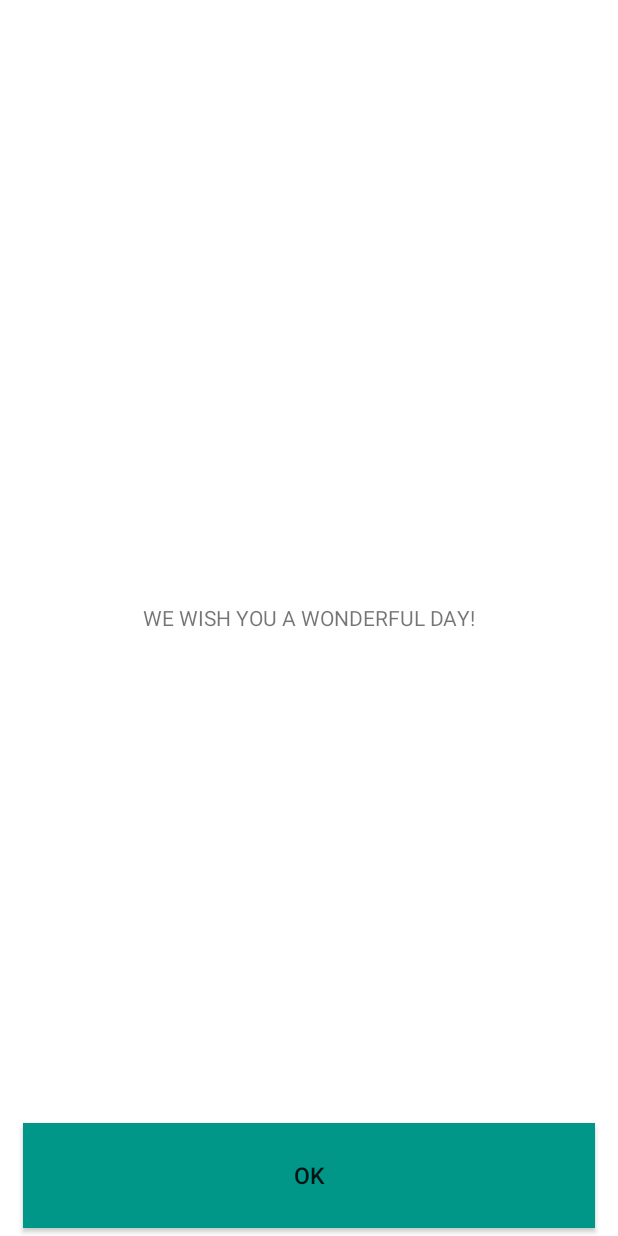
After one commit to adrian-dragos/alarm, an Android app: the layout mission_passed.xml on its own in the app's theme, with its tools: preview values and no code run, on a phone screen of 412 x 824 dp. The commit adds this screen. Run offline under Robolectric (Android 15) with nearby library versions, the phone set to English and light mode, and no system bars.

Commit message:
make qr code flow work

```diff
--- a/Alarm/app/src/main/AndroidManifest.xml
+++ b/Alarm/app/src/main/AndroidManifest.xml
@@ -43,6 +43,8 @@
         </activity>
         <activity android:name=".view.QRActivity">
         </activity>
+        <activity android:name=".view.MissionPassed">
+        </activity>
         <receiver
             android:name=".utils.AlarmReceiver"
             android:enabled="true"
--- a/Alarm/app/src/main/java/com/example/alarm/view/AlarmActivity.kt
+++ b/Alarm/app/src/main/java/com/example/alarm/view/AlarmActivity.kt
@@ -3,7 +3,6 @@ package com.example.alarm.view
 
 import com.example.alarm.utils.AudioPlay
 import android.content.Intent
-import android.media.MediaPlayer
 import android.os.Bundle
 import androidx.appcompat.app.AppCompatActivity
 import com.example.alarm.R
--- a/Alarm/app/src/main/java/com/example/alarm/view/QRActivity.kt
+++ b/Alarm/app/src/main/java/com/example/alarm/view/QRActivity.kt
@@ -1,13 +1,13 @@
 package com.example.alarm.view
 
 import android.annotation.SuppressLint
+import android.content.Intent
 import android.content.pm.PackageManager
 import android.graphics.Color
 import android.os.Bundle
 import android.os.CountDownTimer
 import android.util.Log
 import android.view.SurfaceHolder
-import android.view.View
 import android.view.animation.Animation
 import android.view.animation.AnimationUtils
 import android.widget.Toast
@@ -22,7 +22,6 @@ import com.google.android.gms.vision.Detector
 import com.google.android.gms.vision.Detector.Detections
 import com.google.android.gms.vision.barcode.Barcode
 import com.google.android.gms.vision.barcode.BarcodeDetector
-import kotlinx.android.synthetic.main.add_alarm_view.*
 import kotlinx.android.synthetic.main.qr.*
 import kotlinx.android.synthetic.main.qr.sound_image
 import java.io.IOException
@@ -43,21 +42,8 @@ class QRActivity : AppCompatActivity() {
         val view = binding.root
         setContentView(view)
         setVolumeIcon()
+        setProgressBar()
 
-        progressBar.progressDrawable.setColorFilter(
-            Color.LTGRAY, android.graphics.PorterDuff.Mode.SRC_IN)
-
-        progressBar.progress = 30000
-        object : CountDownTimer(30000, 50) {
-            override fun onTick(millisUntilFinished: Long) {
-                Log.d("TAG", "millisUntilFinished = $millisUntilFinished")
-                progressBar.progress = millisUntilFinished.toInt()
-            }
-
-            override fun onFinish() {
-                progressBar.progress = 30000
-            }
-        }.start()
 
         if (ContextCompat.checkSelfPermission(
                 this@QRActivity, android.Manifest.permission.CAMERA
@@ -71,7 +57,6 @@ class QRActivity : AppCompatActivity() {
         val aniSlide: Animation =
             AnimationUtils.loadAnimation(this@QRActivity, R.anim.scanner_animation)
         binding.barcodeLine.startAnimation(aniSlide)
-
     }
 
     private fun setVolumeIcon() {
@@ -88,21 +73,37 @@ class QRActivity : AppCompatActivity() {
         }
     }
 
+    private fun setProgressBar() {
+        progressBar.progressDrawable.setColorFilter(
+            Color.LTGRAY, android.graphics.PorterDuff.Mode.SRC_IN)
+
+        progressBar.progress = 30000
+        object : CountDownTimer(30000, 50) {
+            override fun onTick(millisUntilFinished: Long) {
+                Log.d("TAG", "millisUntilFinished = $millisUntilFinished")
+                progressBar.progress = millisUntilFinished.toInt()
+            }
+
+            override fun onFinish() {
+                progressBar.progress = 30000
+            }
+        }.start()
+    }
+
 
     private fun setupControls() {
         barcodeDetector =
             BarcodeDetector.Builder(this).setBarcodeFormats(Barcode.ALL_FORMATS).build()
 
         cameraSource = CameraSource.Builder(this, barcodeDetector)
-            .setRequestedPreviewSize(1920, 1080)
-            .setAutoFocusEnabled(true) //you should add this feature
+            .setRequestedPreviewSize(1080, 1080)
+            .setAutoFocusEnabled(true)
             .build()
 
-        binding.cameraSurfaceView.getHolder().addCallback(object : SurfaceHolder.Callback {
+        binding.cameraSurfaceView.holder.addCallback(object : SurfaceHolder.Callback {
             @SuppressLint("MissingPermission")
             override fun surfaceCreated(holder: SurfaceHolder) {
                 try {
-                    //Start preview after 1s delay
                     cameraSource.start(holder)
                 } catch (e: IOException) {
                     e.printStackTrace()
@@ -137,6 +138,7 @@ class QRActivity : AppCompatActivity() {
 
             override fun receiveDetections(detections: Detections<Barcode>) {
                 val barcodes = detections.detectedItems
+                var toast: Toast? = null
                 if (barcodes.size() == 1) {
                     scannedValue = barcodes.valueAt(0).rawValue
 
@@ -145,16 +147,21 @@ class QRActivity : AppCompatActivity() {
                         if (scannedValue == "http://en.m.wikipedia.org") {
                             Toast.makeText(
                                 this@QRActivity,
-                                "value- $scannedValue",
+                                "Alarm successfully canceled!",
                                 Toast.LENGTH_SHORT
                             ).show()
-                            finish()
+                            AudioPlay.stopAudio()
+                            val intent = Intent(this@QRActivity, MissionPassed::class.java)
+                            startActivity(intent)
+                        } else {
+                            if (toast == null) {
+                                Toast.makeText(this@QRActivity, "Wrong QR Code", Toast.LENGTH_SHORT)
+                                    .show()
+                                val intent = Intent(this@QRActivity, AlarmActivity::class.java)
+                                startActivity(intent)
+                            }
                         }
-                        Toast.makeText(this@QRActivity, "Wrong QR Code", Toast.LENGTH_SHORT).show()
-
                     }
-                } else {
-                    Toast.makeText(this@QRActivity, "value- else", Toast.LENGTH_SHORT).show()
                 }
             }
         })
--- /dev/null
+++ b/Alarm/app/src/main/res/layout/mission_passed.xml
@@ -0,0 +1,33 @@
+<?xml version="1.0" encoding="utf-8"?>
+<RelativeLayout xmlns:android="http://schemas.android.com/apk/res/android"
+    xmlns:app="http://schemas.android.com/apk/res-auto"
+    android:layout_width="match_parent"
+    android:layout_height="match_parent">
+
+    <TextView
+        android:layout_width="wrap_content"
+        android:layout_height="wrap_content"
+        android:layout_centerInParent="true"
+        android:layout_marginTop="20dp"
+        android:layout_centerVertical="true"
+        android:text="We wish you a wonderful day!"
+        app:textAllCaps="true">
+
+    </TextView>
+
+    <androidx.appcompat.widget.AppCompatButton
+        android:id="@+id/close_app"
+        android:layout_width="match_parent"
+        android:layout_height="70dp"
+        android:background="@color/custom_green"
+        android:textSize="15dp"
+        android:layout_marginLeft="15dp"
+        android:layout_marginRight="15dp"
+        android:text="OK"
+        android:layout_alignParentBottom="true"
+        android:layout_marginBottom="5dp"
+        android:layout_centerInParent="true">
+    </androidx.appcompat.widget.AppCompatButton>
+
+
+</RelativeLayout>
```
Also changed, not shown: Alarm/app/src/main/java/com/example/alarm/view/MissionPassed.kt (added, +20 -0 lines).
